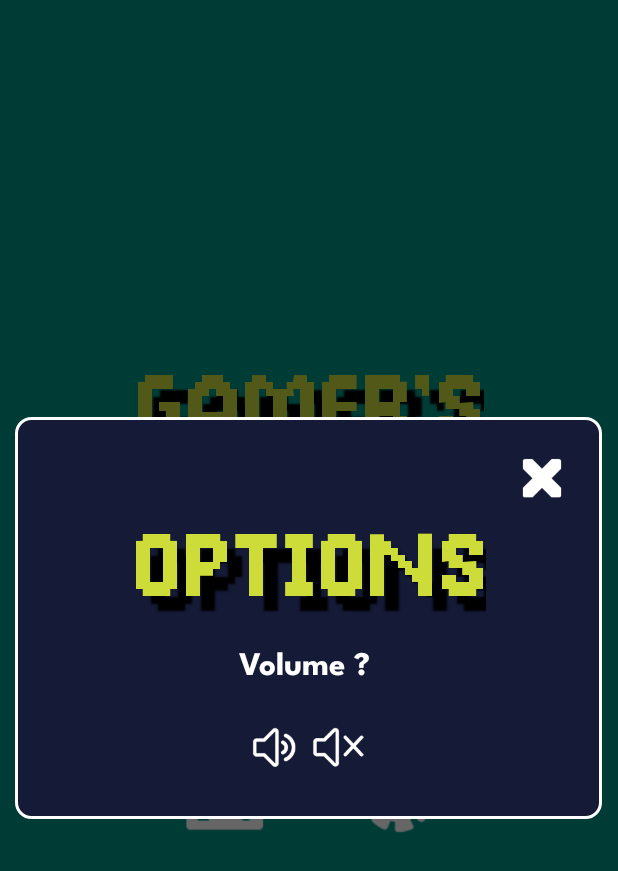
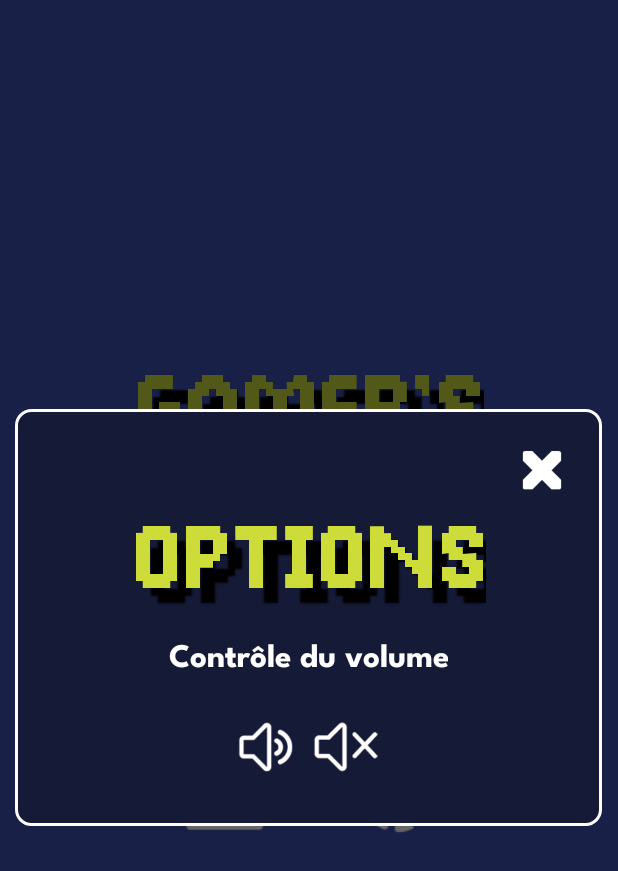
Before and after one commit to Ayduria/GamersGuess, an Android app: the screen it shows after launch (MainMenuActivity), after a tap on an icon or button, on a phone screen of 412 x 824 dp. Shown: the top 871 px of the screen. Run offline under Robolectric (Android 15) with nearby library versions, the phone set to English and light mode, and no system bars.

Commit message:
Funky colors!!! Changing depending on difficulty

```diff
--- a/app/src/main/res/layout/activity_quiz.xml
+++ b/app/src/main/res/layout/activity_quiz.xml
@@ -18,6 +18,9 @@
     <TextView
         android:id="@+id/question"
         style="@style/Theme.GamersGuess.activityHeader"
+        android:layout_marginTop="5dp"
+        android:layout_marginBottom="20dp"
+        android:padding="20dp"
         android:layout_width="match_parent"
         android:layout_height="wrap_content"
         android:layout_above="@id/reponses"
@@ -82,6 +85,6 @@
         style="@style/Theme.GamersGuess.activityHeader"
         android:layout_width="wrap_content"
         android:layout_height="wrap_content"
-        android:text="Timer" />
+        android:text="@string/time_remaining"/>
 
 </RelativeLayout>
--- a/app/src/main/res/layout/activity_settings.xml
+++ b/app/src/main/res/layout/activity_settings.xml
@@ -23,7 +23,7 @@
         android:layout_width="wrap_content"
         android:layout_height="wrap_content"
         android:layout_marginBottom="15dp"
-        android:text="Options" />
+        android:text="@string/options" />
 
     <TextView
         android:id="@+id/volume"
@@ -32,7 +32,7 @@
         android:layout_width="wrap_content"
         android:layout_height="wrap_content"
         android:layout_marginBottom="25dp"
-        android:text="Volume ? " />
+        android:text="@string/volume" />
 
     <LinearLayout
         android:layout_width="match_parent"
@@ -42,16 +42,16 @@
 
         <ImageButton
             android:id="@+id/soundON_button"
-            android:layout_width="40dp"
-            android:layout_height="40dp"
+            android:layout_width="50dp"
+            android:layout_height="50dp"
             android:layout_gravity="center"
             android:layout_marginBottom="5dp"
             android:background="@drawable/soundon_icon"/>
 
         <ImageButton
             android:id="@+id/soundOff_button"
-            android:layout_width="40dp"
-            android:layout_height="40dp"
+            android:layout_width="50dp"
+            android:layout_height="50dp"
             android:layout_gravity="center"
             android:layout_marginBottom="5dp"
             android:background="@drawable/soundoff_icon"/>
--- a/app/src/main/res/values/colors.xml
+++ b/app/src/main/res/values/colors.xml
@@ -1,10 +1,13 @@
 <?xml version="1.0" encoding="utf-8"?>
 <resources>
     <color name="background">#009688</color>
-    <color name="defaultBtn">#F0F0F0</color>
+    <color name="defaultBtn">#FFFFFF</color>
     <color name="goodAnswerBtn">#4CAF50</color>
     <color name="badAnswerBtn">#F44336</color>
     <color name="gold">#FFD700</color>
     <color name="silver">#aaa9ad</color>
     <color name="bronze">#CD7F32</color>
+    <color name="easy">#009688</color>
+    <color name="medium">#A86707</color>
+    <color name="hard">#932A4E</color>
 </resources>
--- a/app/src/main/res/values/strings.xml
+++ b/app/src/main/res/values/strings.xml
@@ -35,6 +35,9 @@
     <string name="backToGame">Retour au jeu</string>
     <string name="backToMenu">Retour au menu</string>
 
+    <string name="options">Options</string>
+    <string name="volume">Contrôle du volume</string>
+
 
 
 
--- a/app/src/main/res/values/themes.xml
+++ b/app/src/main/res/values/themes.xml
@@ -1,7 +1,7 @@
 <resources xmlns:tools="http://schemas.android.com/tools">
     <!-- Base application theme. -->
     <style name="Theme.GamersGuess" parent="Theme.AppCompat.Light.NoActionBar">
-        <item name="android:windowBackground">#009688</item>
+        <item name="android:windowBackground">#3F51B5</item>
         <item name="android:fontFamily">@font/league_spartan</item>
         <item name="android:windowAnimationStyle">@style/CustomActivityTransition</item>
     </style>
```
Also changed, not shown: app/src/main/java/uqac/dim/gamersguess/QuizActivity.java (+7 -0 lines), app/src/main/res/layout/dialog_pausemenu.xml (+5 -5 lines), 1 other file.
